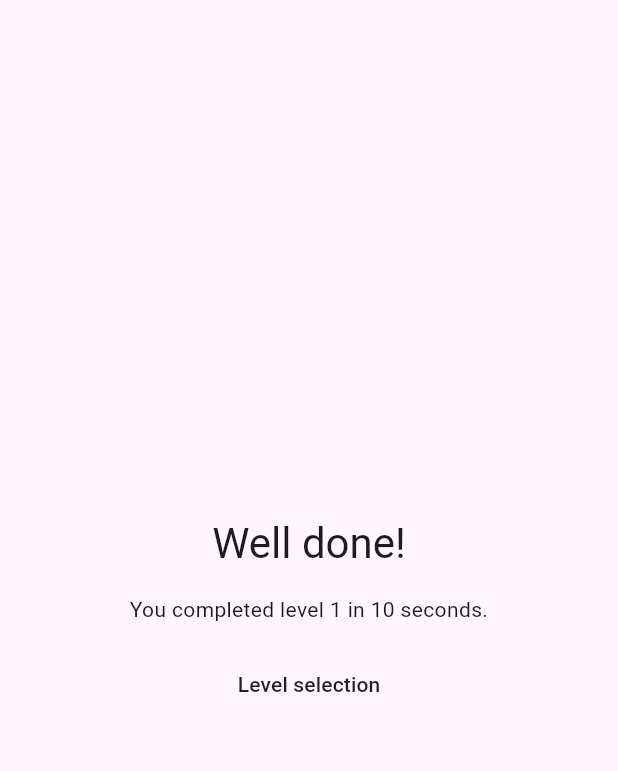
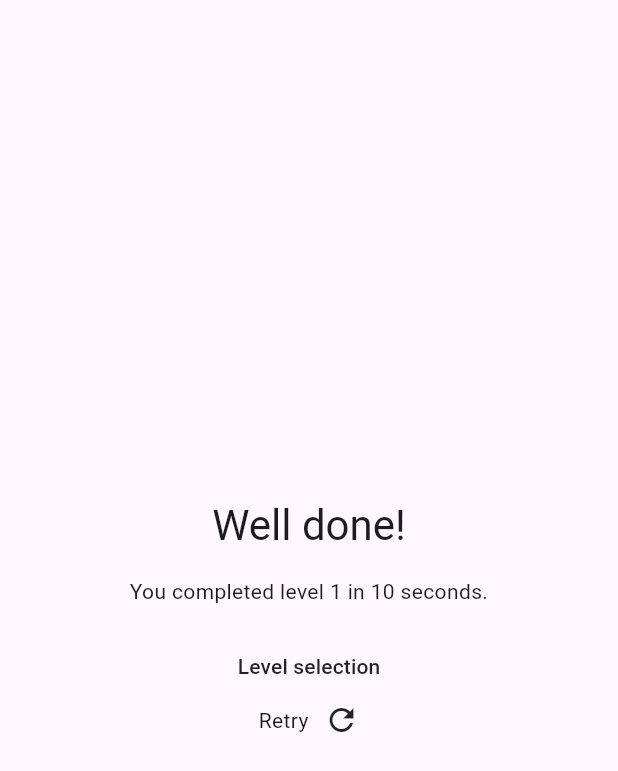
Before and after one commit to empirejames/ns_shaft_game, a Flutter app: the GameLostDialog widget shown alone on an empty page, opened directly, on a phone screen of 412 x 824 dp. Shown: the top 771 px of the screen. Run offline on Flutter 3.47's test engine with Material 3 defaults, Android fonts, the phone set to English and light mode, and no system bars; our stand-ins replace equatable, flutter_bloc; missing offline and left inert: flame, flame_bloc.

Commit message:
Add restart

```diff
--- a/lib/bloc/player/player_bloc.dart
+++ b/lib/bloc/player/player_bloc.dart
@@ -8,12 +8,26 @@ enum Direction {
   left, right, none
 }
 
+enum GameStatus {
+  playing, waiting, end, respawn,
+}
+
 class PlayerBloc extends Bloc<PlayerEvent, PlayerState> {
   PlayerBloc() : super(const PlayerState()) {
     on<PlayerUpdateDirectionEvent>(_updateDirection);
+    on<PlayerRespwanEvent>(_respwan);
+    on<PlayerStartEvent>(_startGame);
   }
 
   _updateDirection(PlayerUpdateDirectionEvent event, Emitter<PlayerState> emit) {
     emit(state.copyWith(direction: event.direction));
   }
+
+  _respwan(_, Emitter<PlayerState> emit) {
+    emit(state.copyWith(direction: Direction.none, status: GameStatus.respawn));
+  }
+
+  _startGame(_, Emitter<PlayerState> emit) {
+    emit(state.copyWith(direction: Direction.none, status: GameStatus.playing));
+  }
 }
--- a/lib/bloc/player/player_event.dart
+++ b/lib/bloc/player/player_event.dart
@@ -10,3 +10,13 @@ class PlayerUpdateDirectionEvent extends PlayerEvent {
   @override
   List<Object?> get props => [ direction ];
 }
+
+class PlayerRespwanEvent extends PlayerEvent {
+  @override
+  List<Object?> get props => [];
+}
+
+class PlayerStartEvent extends PlayerEvent {
+  @override
+  List<Object?> get props => [];
+}
--- a/lib/bloc/player/player_state.dart
+++ b/lib/bloc/player/player_state.dart
@@ -4,22 +4,27 @@ class PlayerState extends Equatable {
   const PlayerState({
     this.life = 10,
     this.direction = Direction.none,
+    this.status = GameStatus.waiting,
   });
 
   final int life;
 
   final Direction direction;
 
+  final GameStatus status;
+
   PlayerState copyWith({
     Direction? direction,
     int? life,
+    GameStatus? status,
   }) {
     return PlayerState(
       direction: direction ?? this.direction,
       life: life ?? this.life,
+      status: status ?? this.status,
     );
   }
 
   @override
-  List<Object?> get props => [ life, direction ];
+  List<Object?> get props => [ life, direction, status ];
 }
--- a/lib/game_lost_dialog.dart
+++ b/lib/game_lost_dialog.dart
@@ -1,4 +1,6 @@
 import 'package:flutter/material.dart';
+import 'package:flutter_bloc/flutter_bloc.dart';
+import 'package:game_failing_down/bloc/player/player_bloc.dart';
 class GameLostDialog extends StatelessWidget {
   const GameLostDialog({
     super.key,
@@ -31,6 +33,23 @@ class GameLostDialog extends StatelessWidget {
               },
               child: const Text('Level selection'),
             ),
+            GestureDetector(
+              behavior: HitTestBehavior.translucent,
+              onTap: () {
+                print('11');
+                context.read<PlayerBloc>().add(PlayerRespwanEvent());
+              },
+              child: Row(
+                mainAxisSize: MainAxisSize.min,
+                children: [
+                  Text('Retry'),
+                  SizedBox(width: 10,),
+                  Icon(
+                    Icons.refresh,
+                  ),
+                ],
+              ),
+            ),
           ],
         ),
       ),
```
Also changed, not shown: lib/components/main_character.dart (+27 -1 lines), lib/ns_runner.dart (+4 -11 lines).
